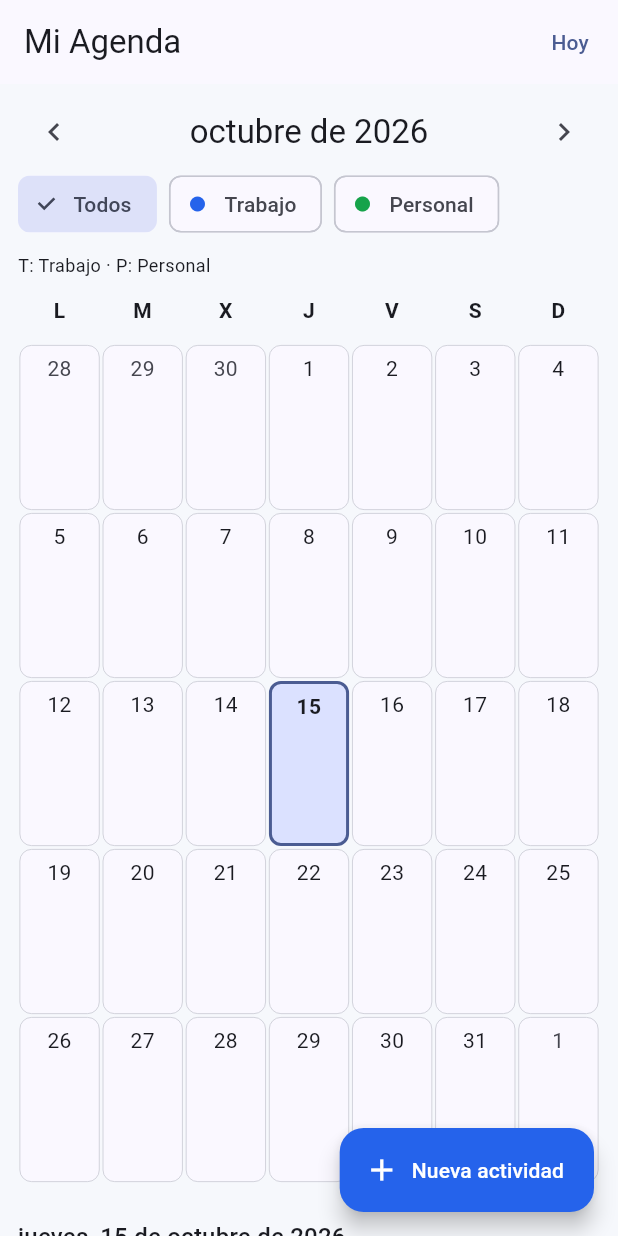
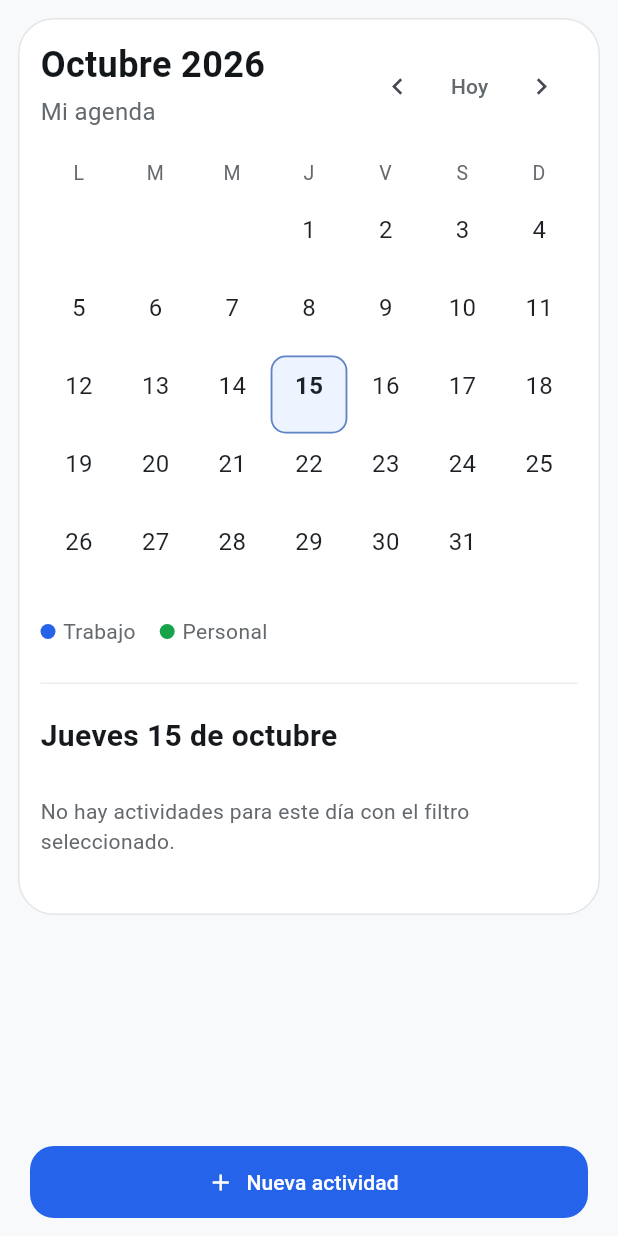
Before and after one commit to mfpicks7/Agenda, a Flutter app: the screen it shows after launch, on a phone screen of 412 x 824 dp. Run offline on Flutter 3.47's test engine with Material 3 defaults, Android fonts, the phone set to English and light mode, and no system bars; our stand-ins replace drift, flutter_riverpod, go_router; accounts and stored records are empty.

Commit message:
Rediseñar calendario compacto para mostrar el mes completo

```diff
--- a/lib/features/calendar/calendar_screen.dart
+++ b/lib/features/calendar/calendar_screen.dart
@@ -7,16 +7,26 @@ import '../../app/theme.dart';
 import '../activities/activity.dart';
 import 'month_grid.dart';
 
+String _capitalized(String text) => text.isEmpty ? text : '${text[0].toUpperCase()}${text.substring(1)}';
+
 class CalendarScreen extends ConsumerStatefulWidget {
-  const CalendarScreen({super.key});
+  const CalendarScreen({super.key, this.initialDate});
+  final DateTime? initialDate;
   @override
   ConsumerState<CalendarScreen> createState() => _CalendarScreenState();
 }
 
 class _CalendarScreenState extends ConsumerState<CalendarScreen> {
-  DateTime selected = dateOnly(DateTime.now());
-  late DateTime month = DateTime(selected.year, selected.month);
+  late DateTime selected;
+  late DateTime month;
   ActivityCategory? filter;
+
+  @override
+  void initState() {
+    super.initState();
+    selected = dateOnly(widget.initialDate ?? DateTime.now());
+    month = DateTime(selected.year, selected.month);
+  }
 
   void select(DateTime value) => setState(() {
     selected = value;
@@ -25,120 +35,117 @@ class _CalendarScreenState extends ConsumerState<CalendarScreen> {
 
   void move(int delta) {
     final next = DateTime(month.year, month.month + delta);
-    if (next.year < 1900 || next.year > 2100) {
-      return;
-    }
+    if (next.year < 1900 || next.year > 2100) { return; }
     select(next);
   }
 
   @override
-  Widget build(BuildContext context) {
-    final data = ref.watch(activitiesProvider);
-    return Scaffold(
-      appBar: AppBar(title: const Text('Mi Agenda'), actions: [
-        TextButton(
-            onPressed: () => select(dateOnly(DateTime.now())),
-            child: const Text('Hoy')),
+  Widget build(BuildContext context) => Scaffold(
+    backgroundColor: const Color(0xFFF8F9FA),
+    bottomNavigationBar: SafeArea(top: false, minimum: const EdgeInsets.fromLTRB(20, 8, 20, 12),
+      child: FilledButton.icon(key: const ValueKey('new-activity-button'), onPressed: () => context.push('/new?date=${dateKey(selected)}'),
+        style: FilledButton.styleFrom(minimumSize: const Size.fromHeight(48),
+          backgroundColor: workColor, foregroundColor: Colors.white,
+          shape: RoundedRectangleBorder(borderRadius: BorderRadius.circular(16))),
+        icon: const Icon(Icons.add), label: const Text('Nueva actividad'))),
+    body: SafeArea(child: ref.watch(activitiesProvider).when(
+      loading: () => const Center(child: CircularProgressIndicator()),
+      error: (_, unused) => Center(child: Padding(padding: const EdgeInsets.all(24), child: Column(
+        mainAxisSize: MainAxisSize.min, children: [
+          const Text('No pudimos leer la agenda. Tus datos no se han borrado.'),
+          TextButton(onPressed: () => ref.invalidate(activitiesProvider), child: const Text('Reintentar')),
+        ]))),
+      data: (all) {
+        final visible = all.where((a) => filter == null || a.category == filter).toList();
+        final day = visible.where((a) => dateKey(a.date) == dateKey(selected)).toList();
+        return LayoutBuilder(builder: (context, constraints) {
+          final rowHeight = ((constraints.maxHeight - 232) / 6).clamp(44.0, 52.0).toDouble();
+          return SingleChildScrollView(padding: const EdgeInsets.all(12), child: Container(
+            padding: const EdgeInsets.fromLTRB(14, 16, 14, 20),
+            decoration: BoxDecoration(color: Colors.white, borderRadius: BorderRadius.circular(24),
+              border: Border.all(color: const Color(0xFFE3E5E7))),
+            child: Column(crossAxisAlignment: CrossAxisAlignment.stretch, children: [
+              _header(context),
+              const SizedBox(height: 12),
+              MonthGrid(month: month, selected: selected, activities: visible,
+                onSelected: select, rowHeight: rowHeight),
+              const SizedBox(height: 6),
+              Wrap(crossAxisAlignment: WrapCrossAlignment.center, spacing: 4, children: [
+                for (final category in ActivityCategory.values) _legend(category),
+                if (filter != null) TextButton(onPressed: () => setState(() => filter = null), child: const Text('Todos')),
               ]),
-      floatingActionButton: FloatingActionButton.extended(
-        onPressed: () => context.push('/new?date=${dateKey(selected)}'),
-        icon: const Icon(Icons.add),
-        label: const Text('Nueva actividad'),
-      ),
-      body: SafeArea(
-          child: data.when(
-        loading: () => const Center(child: CircularProgressIndicator()),
-        error: (_, unused) => Center(
-            child: Padding(
-                padding: const EdgeInsets.all(24),
-                child: Column(
-                  mainAxisSize: MainAxisSize.min,
-                  children: [
-                    const Text(
-                        'No pudimos leer la agenda. Tus datos no se han borrado.'),
-                    TextButton(
-                        onPressed: () => ref.invalidate(activitiesProvider),
-                        child: const Text('Reintentar'))
-                  ],
-                ))),
-        data: (all) {
-          final visible =
-              all.where((a) => filter == null || a.category == filter).toList();
-          final day = visible
-              .where((a) => dateKey(a.date) == dateKey(selected))
-              .toList();
-          return ListView(
-              padding: const EdgeInsets.fromLTRB(12, 8, 12, 100),
-              children: [
-                Row(children: [
-                  IconButton(
-                      tooltip: 'Mes anterior',
-                      onPressed: month.year == 1900 && month.month == 1
-                          ? null
-                          : () => move(-1),
-                      icon: const Icon(Icons.chevron_left)),
-                  Expanded(
-                      child: Text(DateFormat.yMMMM('es').format(month),
-                          textAlign: TextAlign.center,
-                          style: Theme.of(context).textTheme.titleLarge)),
-                  IconButton(
-                      tooltip: 'Mes siguiente',
-                      onPressed: month.year == 2100 && month.month == 12
-                          ? null
-                          : () => move(1),
-                      icon: const Icon(Icons.chevron_right)),
+              const Padding(padding: EdgeInsets.symmetric(vertical: 12),
+                child: Divider(height: 1, color: Color(0xFFEBEDEF))),
+              Padding(padding: const EdgeInsets.symmetric(vertical: 10), child: Text(
+                _capitalized(DateFormat("EEEE d 'de' MMMM", 'es').format(selected)),
+                key: const ValueKey('selected-day-heading'),
+                style: const TextStyle(fontSize: 20, height: 1.25, fontWeight: FontWeight.w700, color: Color(0xFF171A1C)))),
+              if (day.isEmpty) const Padding(padding: EdgeInsets.symmetric(vertical: 18),
+                child: Text('No hay actividades para este día con el filtro seleccionado.',
+                  style: TextStyle(color: Color(0xFF64696D), height: 1.4))),
+              for (final activity in day) _activityCard(activity),
             ]),
-                Wrap(spacing: 8, children: [
-                  ChoiceChip(
-                      label: const Text('Todos'),
-                      selected: filter == null,
-                      onSelected: (_) => setState(() => filter = null)),
-                  for (final category in ActivityCategory.values)
-                    ChoiceChip(
-                        label: Text(category.label),
-                        avatar: Icon(Icons.circle,
-                            size: 12, color: categoryColor(category)),
-                        selected: filter == category,
-                        onSelected: (_) => setState(() => filter = category)),
-                ]),
-                const Padding(
-                    padding: EdgeInsets.only(top: 8),
-                    child: Text('T: Trabajo · P: Personal',
-                        style: TextStyle(fontSize: 12))),
-                MonthGrid(
-                    month: month,
-                    selected: selected,
-                    activities: visible,
-                    onSelected: select),
-                const SizedBox(height: 24),
-                Text(DateFormat.yMMMMEEEEd('es').format(selected),
-                    style: Theme.of(context).textTheme.titleMedium),
-                const SizedBox(height: 8),
-                if (day.isEmpty)
-                  const Padding(
-                      padding: EdgeInsets.symmetric(vertical: 24),
-                      child: Text(
-                          'No hay actividades para este día con el filtro seleccionado.')),
-                for (final activity in day)
-                  Card(
-                      child: ListTile(
-                    contentPadding:
-                        const EdgeInsets.symmetric(horizontal: 12, vertical: 6),
-                    leading: Icon(
-                        activity.category == ActivityCategory.work
-                            ? Icons.work_outline
-                            : Icons.person_outline,
-                        color: categoryColor(activity.category)),
-                    title: Text(activity.title),
-                    subtitle: Text(
-                        '${activity.timeLabel} · ${activity.category.label}'
-                        '${activity.tasks.isEmpty ? '' : '\n${activity.tasks.where((t) => t.isDone).length}/${activity.tasks.length} pendientes completados'}'),
-                    trailing: const Icon(Icons.chevron_right),
-                    onTap: () => context.push('/activity/${activity.id}'),
-                  )),
-              ]);
+          ));
+        });
       },
     )),
   );
+
+  Widget _header(BuildContext context) {
+    final label = _capitalized(DateFormat('MMMM yyyy', 'es').format(month));
+    const titleStyle = TextStyle(fontSize: 24, height: 1.15, fontWeight: FontWeight.w700, color: Color(0xFF13171A));
+    final nav = Row(mainAxisSize: MainAxisSize.min, children: [
+      IconButton(tooltip: 'Mes anterior', constraints: const BoxConstraints(minWidth: 40, minHeight: 44),
+        padding: const EdgeInsets.all(6), iconSize: 22,
+        onPressed: month.year == 1900 && month.month == 1 ? null : () => move(-1), icon: const Icon(Icons.chevron_left)),
+      TextButton(onPressed: () => select(dateOnly(DateTime.now())),
+        style: TextButton.styleFrom(minimumSize: const Size(40, 44), padding: const EdgeInsets.symmetric(horizontal: 4),
+          foregroundColor: const Color(0xFF64696D)), child: const Text('Hoy')),
+      IconButton(tooltip: 'Mes siguiente', constraints: const BoxConstraints(minWidth: 40, minHeight: 44),
+        padding: const EdgeInsets.all(6), iconSize: 22,
+        onPressed: month.year == 2100 && month.month == 12 ? null : () => move(1), icon: const Icon(Icons.chevron_right)),
+    ]);
+    const subtitle = Text('Mi agenda', style: TextStyle(fontSize: 16, color: Color(0xFF64696D)));
+    return LayoutBuilder(builder: (context, constraints) {
+      final painter = TextPainter(text: TextSpan(text: label, style: titleStyle),
+        textDirection: Directionality.of(context), textScaler: MediaQuery.textScalerOf(context))..layout();
+      final requiredWidth = painter.width + 132 * (MediaQuery.textScalerOf(context).scale(14) / 14).clamp(1.0, 2.0) + 8;
+      painter.dispose();
+      if (constraints.maxWidth < requiredWidth) {
+        return Column(crossAxisAlignment: CrossAxisAlignment.start, children: [
+          Text(label, style: titleStyle),
+          Row(children: [const Expanded(child: subtitle), nav]),
+        ]);
       }
+      return Row(children: [Expanded(child: Column(crossAxisAlignment: CrossAxisAlignment.start, children: [
+        Text(label, style: titleStyle), const SizedBox(height: 6), subtitle,
+      ])), nav]);
+    });
   }
+
+  Widget _legend(ActivityCategory category) => Semantics(selected: filter == category,
+    child: InkWell(borderRadius: BorderRadius.circular(12),
+      onTap: () => setState(() => filter = filter == category ? null : category),
+      child: Padding(padding: const EdgeInsets.fromLTRB(0, 12, 12, 12), child: Row(mainAxisSize: MainAxisSize.min, children: [
+        DecoratedBox(decoration: BoxDecoration(color: categoryColor(category), shape: BoxShape.circle),
+          child: const SizedBox(width: 10, height: 10)),
+        const SizedBox(width: 5),
+        Text(category.label, style: TextStyle(fontSize: 14, color: const Color(0xFF64696D),
+          fontWeight: filter == category ? FontWeight.w700 : FontWeight.w400)),
+      ]))));
+
+  Widget _activityCard(Activity activity) => Padding(padding: const EdgeInsets.only(top: 8, bottom: 4),
+    child: Material(color: const Color(0xFFF1F3F4), borderRadius: BorderRadius.circular(16),
+      child: ListTile(shape: RoundedRectangleBorder(borderRadius: BorderRadius.circular(16)),
+        contentPadding: const EdgeInsets.symmetric(horizontal: 14, vertical: 6),
+        minLeadingWidth: 4, horizontalTitleGap: 10,
+        leading: SizedBox(width: 4, height: 42, child: DecoratedBox(
+          decoration: BoxDecoration(color: categoryColor(activity.category), borderRadius: BorderRadius.circular(3)))),
+        title: Text(activity.title, style: const TextStyle(fontSize: 16, fontWeight: FontWeight.w500)),
+        subtitle: Text('${activity.timeLabel} · ${activity.category.label}'
+          '${activity.tasks.isEmpty ? '' : '\n${activity.tasks.where((t) => t.isDone).length}/${activity.tasks.length} pendientes completados'}',
+          style: const TextStyle(fontSize: 14, color: Color(0xFF64696D), height: 1.5)),
+        trailing: const Icon(Icons.chevron_right, color: Color(0xFF92999E)),
+        onTap: () => context.push('/activity/${activity.id}'),
+      )));
+}
--- a/lib/features/calendar/month_grid.dart
+++ b/lib/features/calendar/month_grid.dart
@@ -1,3 +1,4 @@
+import 'dart:math' as math;
 import 'package:flutter/material.dart';
 import 'package:intl/intl.dart';
 import '../../app/theme.dart';
@@ -8,21 +9,17 @@ List<DateTime> monthDays(DateTime month) {
   final leading = start.weekday - DateTime.monday;
   final count = DateTime(month.year, month.month + 1, 0).day;
   final cells = ((leading + count) / 7).ceil() * 7;
-  return List.generate(
-      cells, (i) => DateTime(month.year, month.month, 1 - leading + i));
+  return List.generate(cells, (i) => DateTime(month.year, month.month, 1 - leading + i));
 }
 
 class MonthGrid extends StatelessWidget {
-  const MonthGrid(
-      {super.key,
-      required this.month,
-      required this.selected,
-      required this.activities,
-      required this.onSelected});
+  const MonthGrid({super.key, required this.month, required this.selected,
+    required this.activities, required this.onSelected, this.rowHeight = 52});
   final DateTime month;
   final DateTime selected;
   final List<Activity> activities;
   final ValueChanged<DateTime> onSelected;
+  final double rowHeight;
 
   @override
   Widget build(BuildContext context) {
@@ -31,95 +28,54 @@ class MonthGrid extends StatelessWidget {
     for (final activity in activities) {
       byDay.putIfAbsent(dateKey(activity.date), () => []).add(activity);
     }
-    final scale = MediaQuery.textScalerOf(context).scale(12) / 12;
-    final height = 112.0 + (scale - 1).clamp(0, 3) * 78;
-    return Column(children: [
+    // Seis semanas caben en un teléfono. El texto ampliado puede crecer sin recortarse.
+    final height = math.max(rowHeight, MediaQuery.textScalerOf(context).scale(16) + 24);
+    const labels = ['L', 'M', 'M', 'J', 'V', 'S', 'D'];
+    const names = ['Lunes', 'Martes', 'Miércoles', 'Jueves', 'Viernes', 'Sábado', 'Domingo'];
+    return Column(key: const ValueKey('month-grid'), children: [
       Row(children: [
-        for (final day in const ['L', 'M', 'X', 'J', 'V', 'S', 'D'])
-          Expanded(
-              child: Padding(
-                  padding: EdgeInsets.symmetric(vertical: 12),
-                  child: Text(day,
-                      textAlign: TextAlign.center,
-                      style: TextStyle(fontWeight: FontWeight.bold)))),
+        for (var i = 0; i < 7; i++) Expanded(child: Semantics(label: names[i],
+          child: ExcludeSemantics(child: Padding(padding: const EdgeInsets.symmetric(vertical: 8),
+            child: Text(labels[i], textAlign: TextAlign.center,
+              style: const TextStyle(fontSize: 13, color: Color(0xFF64696D))))))),
       ]),
       for (var row = 0; row < days.length ~/ 7; row++)
-        SizedBox(
-            height: height,
-            child:
-                Row(crossAxisAlignment: CrossAxisAlignment.stretch, children: [
-              for (var column = 0; column < 7; column++)
-                Expanded(child: _day(context, days[row * 7 + column], byDay)),
-            ])),
+        SizedBox(height: height, child: Row(crossAxisAlignment: CrossAxisAlignment.stretch, children: [
+          for (var col = 0; col < 7; col++)
+            Expanded(child: _day(context, days[row * 7 + col], byDay)),
+        ])),
     ]);
   }
 
-  Widget _day(
-      BuildContext context, DateTime day, Map<String, List<Activity>> byDay) {
+  Widget _day(BuildContext context, DateTime day, Map<String, List<Activity>> byDay) {
+    if (day.month != month.month || day.year != month.year) {
+      return const SizedBox.shrink();
+    }
     final items = byDay[dateKey(day)] ?? [];
+    final categories = ActivityCategory.values.where((category) => items.any((a) => a.category == category)).toList();
     final active = dateKey(day) == dateKey(selected);
     final today = dateKey(day) == dateKey(DateTime.now());
-    final scheme = Theme.of(context).colorScheme;
+    final description = items.isEmpty ? 'Sin actividades' : items.map((a) => '${a.category.label}: ${a.title}').join('. ');
     return Semantics(
-      label:
-          '${DateFormat.yMMMMEEEEd('es').format(day)}, ${items.length} actividades${active ? ', seleccionado' : ''}',
-      button: true,
-      selected: active,
-      child: InkWell(
-        onTap:
-            day.year < 1900 || day.year > 2100 ? null : () => onSelected(day),
-        child: Container(
-          margin: const EdgeInsets.all(1),
-          padding: const EdgeInsets.symmetric(horizontal: 2, vertical: 5),
-          decoration: BoxDecoration(
-            color: active ? scheme.primaryContainer : scheme.surface,
-            borderRadius: BorderRadius.circular(8),
-            border: Border.all(
-                color: today ? scheme.primary : scheme.outlineVariant,
-                width: today ? 2 : 0.5),
-          ),
-          child: ExcludeSemantics(
-              child: Column(
-                  crossAxisAlignment: CrossAxisAlignment.stretch,
-                  children: [
-                Text('${day.day}',
-                    textAlign: TextAlign.center,
-                    maxLines: 1,
-                    style: TextStyle(
-                        fontWeight:
-                            active ? FontWeight.bold : FontWeight.normal,
-                        color: day.month == month.month
-                            ? scheme.onSurface
-                            : scheme.onSurfaceVariant)),
-                const SizedBox(height: 3),
-                for (final item in items.take(2))
-                  Tooltip(
-                      message: '${item.category.label}: ${item.title}',
-                      child: Container(
-                        margin: const EdgeInsets.only(bottom: 3),
-                        padding: const EdgeInsets.symmetric(
-                            horizontal: 2, vertical: 2),
-                        decoration: BoxDecoration(
-                            color: categoryColor(item.category),
-                            borderRadius: BorderRadius.circular(3)),
-                        child: Text(
-                            '${item.category == ActivityCategory.work ? 'T' : 'P'} · ${item.title}',
-                            maxLines: 1,
-                            overflow: TextOverflow.ellipsis,
-                            style: TextStyle(
-                                color: item.category == ActivityCategory.work
-                                    ? Colors.white
-                                    : Colors.black,
-                                fontSize: 11,
-                                fontWeight: FontWeight.w600)),
-                      )),
-                if (items.length > 2)
-                  Text('+${items.length - 2}',
-                      textAlign: TextAlign.center,
-                      maxLines: 1,
-                      style: const TextStyle(
-                          fontSize: 11, fontWeight: FontWeight.bold)),
-              ])),
+      key: ValueKey('day-${dateKey(day)}'),
+      label: '${DateFormat.yMMMMEEEEd('es').format(day)}, ${items.length} actividades. $description',
+      button: true, selected: active,
+      child: Material(color: active ? const Color(0xFFEDF3FF) : Colors.transparent,
+        shape: RoundedRectangleBorder(borderRadius: BorderRadius.circular(10),
+          side: BorderSide(color: active ? const Color(0xFF5F83C4) : Colors.transparent, width: 1.2)),
+        child: InkWell(borderRadius: BorderRadius.circular(10), onTap: () => onSelected(day),
+          child: ExcludeSemantics(child: Column(mainAxisAlignment: MainAxisAlignment.center, children: [
+            Text('${day.day}', style: TextStyle(fontSize: 16, height: 1.15,
+              fontWeight: active || today ? FontWeight.w700 : FontWeight.w400,
+              color: today && !active ? workColor : const Color(0xFF1D2125))),
+            const SizedBox(height: 7),
+            SizedBox(height: 6, child: Row(mainAxisAlignment: MainAxisAlignment.center, children: [
+              for (final category in categories) Padding(padding: const EdgeInsets.symmetric(horizontal: 2),
+                child: DecoratedBox(key: ValueKey('dot-${dateKey(day)}-${category.name}'),
+                  decoration: BoxDecoration(color: categoryColor(category), shape: BoxShape.circle),
+                  child: const SizedBox(width: 6, height: 6))),
+            ])),
+          ])),
         ),
       ),
     );
--- a/pubspec.yaml
+++ b/pubspec.yaml
@@ -1,7 +1,7 @@
 name: mi_agenda
 description: Agenda Android local de trabajo y actividades personales.
 publish_to: none
-version: 1.0.1+2
+version: 1.0.2+3
 environment:
   sdk: '>=3.6.0 <4.0.0'
 dependencies:
```
Also changed, not shown: 4 other files. Lines whose indentation alone changed are shown as unchanged.
